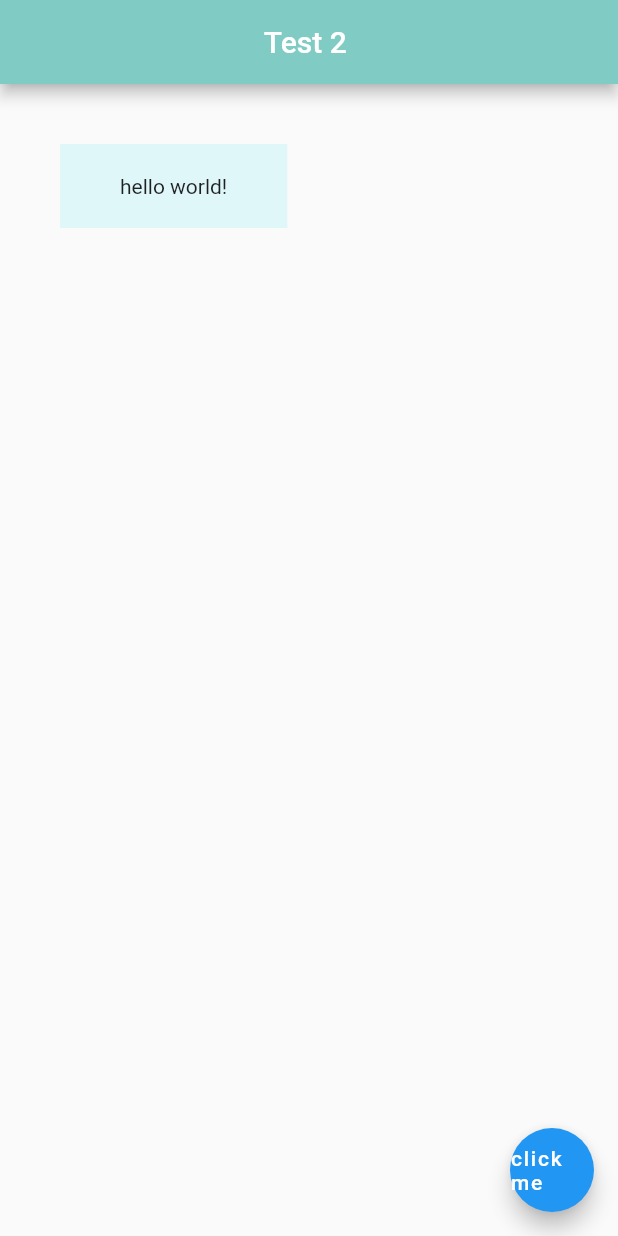
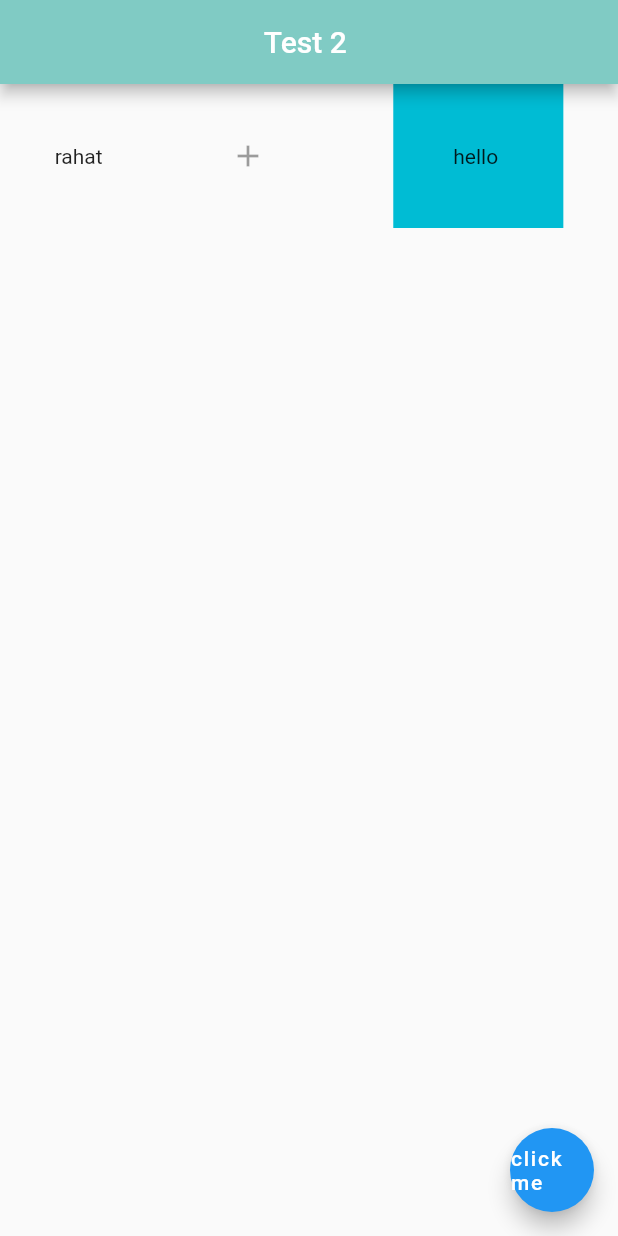
Before and after one commit to Rahat7288/Flutter_Learning, a Flutter app: the screen it shows after launch, on a phone screen of 412 x 824 dp. Run offline on Flutter 3.47's test engine with Material 2 defaults, Android fonts, the phone set to English and light mode, and no system bars.

Commit message:
row practice for flutter

```diff
--- a/lib/main.dart
+++ b/lib/main.dart
@@ -17,11 +17,19 @@ class Home extends StatelessWidget {
         centerTitle: true,
         backgroundColor: Colors.teal[200],
       ),
-      body:  Container(
-        padding: EdgeInsets.fromLTRB(40.0, 20.0, 40.0, 20.0),
-        margin: EdgeInsets.all(40.0),
-        color: Colors.cyan[50],
-        child: Text('hello world!'),
+      body:  Row(
+        mainAxisAlignment: MainAxisAlignment.spaceAround,
+        children: [
+          Text('rahat'),
+          IconButton(onPressed: null,
+              icon: Icon(Icons.add),
+          ),
+          Container(
+            color: Colors.cyan,
+            padding: EdgeInsets.all(40.0),
+            child: Text('hello '),
+          ),
+        ],
       ),
 
       floatingActionButton: FloatingActionButton(
```
